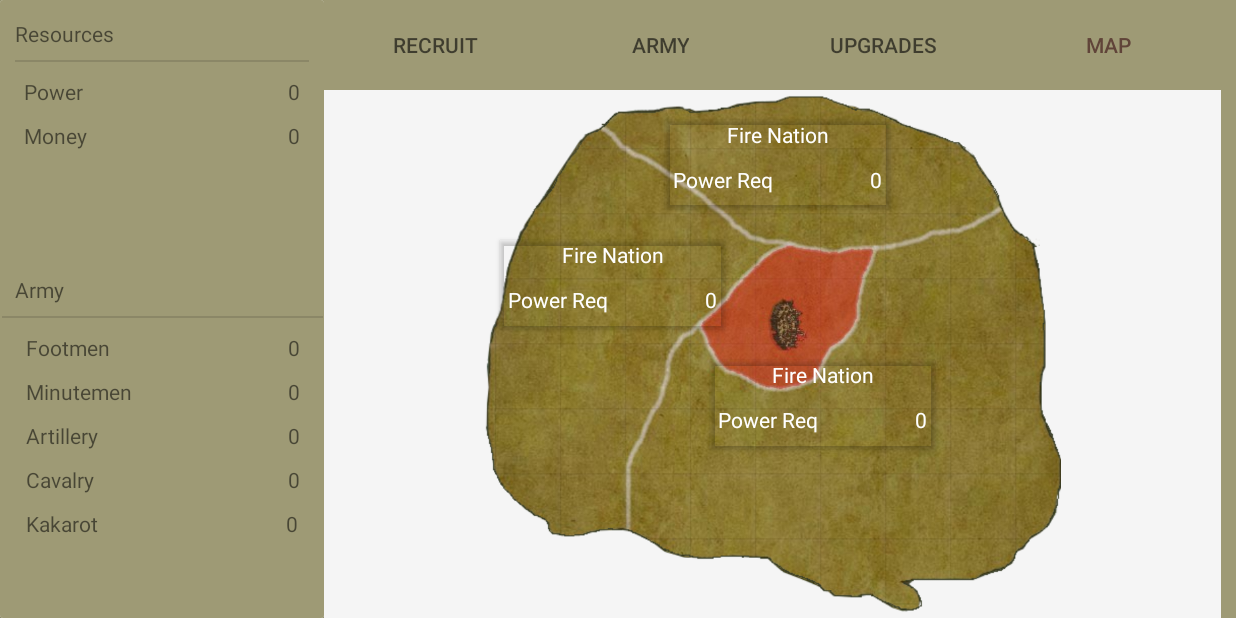
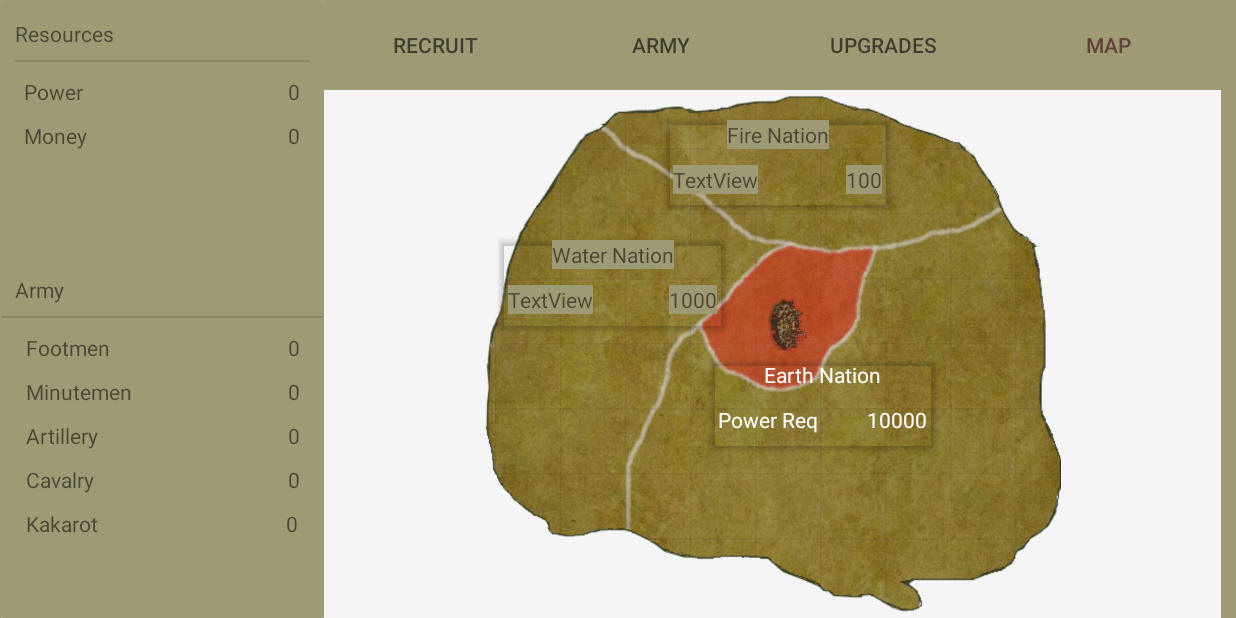
Before and after one commit to agjaeger/mobile-apps-final, an Android app: the screen it shows after launch (MainActivity), tab 4 chosen, on a phone screen of 824 x 412 dp (held sideways). Run offline under Robolectric (Android 15) with nearby library versions, the light colour scheme and no system bars; libraries missing offline, so code that uses them is left out: com.snappydb; 8 statements that could not run were skipped.

Commit message:
Map is now locked

```diff
--- a/idlegame/app/src/main/java/com/ualr/idlegame/MainActivity.java
+++ b/idlegame/app/src/main/java/com/ualr/idlegame/MainActivity.java
@@ -17,6 +17,7 @@
 import com.ualr.idlegame.fragments.TabFragmentPager;
 import com.ualr.idlegame.fragments.interfaces.TabFragment;
 import com.ualr.idlegame.fragments.tabs.ArmyTabFragment;
+import com.ualr.idlegame.fragments.tabs.MapTabFragment;
 import com.ualr.idlegame.fragments.tabs.RecruitTabFragment;
 import com.ualr.idlegame.fragments.tabs.UpgradesTabFragment;
 import com.ualr.idlegame.tasks.CounterTask;
@@ -162,6 +163,10 @@
                         viewModel.getResourceValue(getResources().getString(R.string.power_resource))
                 );
 
+                ((MapTabFragment) tabFragmentPager.getItem(3)).tryUnlockAll(
+                        viewModel.getResourceValue(getResources().getString(R.string.power_resource))
+                );
+
             }
         };
         bgResourceUpdateThread.executeOnExecutor(
--- a/idlegame/app/src/main/java/com/ualr/idlegame/fragments/tabs/MapTabFragment.java
+++ b/idlegame/app/src/main/java/com/ualr/idlegame/fragments/tabs/MapTabFragment.java
@@ -1,5 +1,7 @@
 package com.ualr.idlegame.fragments.tabs;
 
+import android.content.Context;
+import android.content.res.Resources;
 import android.graphics.Bitmap;
 import android.graphics.BitmapFactory;
 import android.graphics.Color;
@@ -13,6 +15,7 @@
 import android.widget.Button;
 import android.widget.ImageView;
 import android.widget.LinearLayout;
+import android.widget.TextView;
 
 import androidx.fragment.app.Fragment;
 import androidx.lifecycle.ViewModel;
@@ -22,23 +25,32 @@
 import com.ualr.idlegame.fragments.interfaces.TabFragment;
 import com.ualr.idlegame.viewmodel.AppDataViewModel;
 
+import java.util.HashMap;
+import java.util.Map;
+
 public class MapTabFragment extends Fragment implements TabFragment {
+    private Context context = null;
+    private Resources resources = null;
 
     private MapTabFragmentViewHolder viewHolder = null;
     private AppDataViewModel viewModel;
+
     private boolean mActive = false;
+
+    private Map<String, Boolean> unlockedNations = new HashMap<>();
+    private Map<String, Boolean> unlockableNations = new HashMap<>();
+
 
     @Override
     public View onCreateView(LayoutInflater inflater, ViewGroup container, Bundle savedInstanceState) {
+        context = getContext();
+        resources = context.getResources();
+
         View view =  inflater.inflate(R.layout.tab_map_fragment, container, false);
-
         viewModel = ViewModelProviders.of(getActivity()).get(AppDataViewModel.class);
-
         viewHolder = new MapTabFragmentViewHolder(view);
 
-
         return view;
-        //return inflater.inflate(R.layout.tab_map_fragment, container, false);
     }
 
     @Override
@@ -61,15 +73,51 @@
         mActive = false;
     }
 
-    public class MapTabFragmentViewHolder {
+    public void tryUnlockAll (int powerEarned) {
+        for (Map.Entry<String, NationCardViewHolder> nation : viewHolder.nations.entrySet()) {
+            unlockableNations.put(nation.getKey(), powerEarned > nation.getValue().cost);
+        }
+    }
+
+    private class NationCardViewHolder {
+        public TextView titleTextView;
+        public TextView powerValueTextView;
+
+        public int cost;
+
+        public NationCardViewHolder (String nationName, View view) {
+            int nationTitleId = resources.getIdentifier("nation_"+nationName+"_title", "id", context.getPackageName());
+            int nationPowerValueId = resources.getIdentifier("nation_"+nationName+"_power_value", "id", context.getPackageName());
+
+            cost =
+                resources.getInteger(resources.getIdentifier(
+                    "map_cost_"+nationName,
+                    "integer",
+                    context.getPackageName())
+                );
+
+            titleTextView = view.findViewById(nationTitleId);
+            powerValueTextView = view.findViewById(nationPowerValueId);
+
+            titleTextView.setText(
+                    resources.getString(resources.getIdentifier(
+                            "map_title_"+nationName,
+                            "string",
+                            context.getPackageName())
+                    )
+            );
+
+            powerValueTextView.setText("" + cost);
+        }
+    }
+
+    private class MapTabFragmentViewHolder {
         private ImageView imageView;
         private ImageView referenceImageView;
 
         private Bitmap reference;
 
-        private boolean unlockedNorth = false;
-        private boolean unlockedEast = false;
-        private boolean unlockedWest = false;
+        public Map<String, NationCardViewHolder> nations = new HashMap<>();
 
         public MapTabFragmentViewHolder(View view){
             imageView = view.findViewById(R.id.map);
@@ -78,21 +126,33 @@
 
             reference = ((BitmapDrawable) referenceImageView.getDrawable()).getBitmap();
 
+
+            String[] nationNames = resources.getStringArray(R.array.map_nations);
+            for (String nation : nationNames) {
+                NationCardViewHolder nc = new NationCardViewHolder(nation, view);
+                nations.put(nation, nc);
+
+                unlockableNations.put(nation, false);
+                unlockedNations.put(nation, false);
+            }
+
             imageView.setOnTouchListener(new View.OnTouchListener() {
                 @Override
                 public boolean onTouch(View v, MotionEvent event) {
+                    // get screen coordinates
                     int x = (int) event.getX();
                     int y = (int) event.getY();
                     float[] eventXY = new float[] {x, y};
 
-                    Matrix invertMatrix =
+                    // convert to image coordinates
+                    Matrix imageMatrix =
                     ((ImageView)imageView).getImageMatrix();
 
-                    invertMatrix.mapPoints(eventXY);
+                    imageMatrix.mapPoints(eventXY);
                     x = Integer.valueOf((int)eventXY[0]);
                     y = Integer.valueOf((int)eventXY[1]);
 
-
+                    // clamp just in case
                     if (x < 0) {
                         x = 0;
                     } else if (x > reference.getWidth()) {
@@ -105,28 +165,32 @@
                         y = reference.getHeight() - 1;
                     }
 
+                    // get pixel and color
                     int pixel = reference.getPixel(x, y);
 
                     int colorR = Color.red(pixel);
                     int colorG = Color.green(pixel);
                     int colorB = Color.blue(pixel);
 
-                    System.out.println("REF COLOR " + colorR + " " + colorG + " " + colorB);
-
-                    if (colorR > 200 && !unlockedNorth && !unlockedWest && !unlockedEast) {
-                        setImage(R.drawable.map2);
-                        unlockedNorth = true;
+                    // determine if we should unlock
+                    if (colorR > 200) {
+                        System.out.println("Clicked FIre Namtion");
+                        if (unlockableNations.get("fire") && !unlockedNations.get("fire") && !unlockedNations.get("water") && !unlockedNations.get("earth")) {
+                            setImage(R.drawable.map2);
+                            unlockedNations.put("fire", true);
+                        }
                     }
 
-                    if (colorB > 200 && unlockedNorth && !unlockedWest && !unlockedEast) {
+                    if (colorB > 200 && unlockableNations.get("water") && unlockedNations.get("fire") && !unlockedNations.get("water") && !unlockedNations.get("earth")) {
                         setImage(R.drawable.map3);
-                        unlockedWest = true;
+                        unlockedNations.put("water", true);
                     }
 
-                    if (colorG > 200 && unlockedNorth && unlockedWest && !unlockedEast) {
+                    if (colorG > 200 && unlockableNations.get("earth") && unlockedNations.get("fire") && unlockedNations.get("water") && !unlockedNations.get("earth")) {
                         setImage(R.drawable.map4);
-                        unlockedEast = true;
+                        unlockedNations.put("earth", true);
                     }
+
                     return false;
                 }
             });
--- a/idlegame/app/src/main/res/layout/tab_map_fragment.xml
+++ b/idlegame/app/src/main/res/layout/tab_map_fragment.xml
@@ -43,7 +43,7 @@
         app:srcCompat="@drawable/reference" />
 
     <androidx.cardview.widget.CardView
-        android:id="@+id/firenation_card"
+        android:id="@+id/nation_fire_card"
         android:layout_width="150dp"
         android:layout_height="wrap_content"
         android:layout_marginStart="120dp"
@@ -61,46 +61,44 @@
             android:background="#00FFFFFF">
 
             <TextView
-                android:id="@+id/textView4"
+                android:id="@+id/nation_fire_title"
                 android:layout_width="wrap_content"
                 android:layout_height="wrap_content"
-                android:background="#00FFFFFF"
-                android:text="Fire Nation"
-                android:textColor="#FFFFFF"
+                android:text="TextView"
                 app:layout_constraintEnd_toEndOf="parent"
                 app:layout_constraintStart_toStartOf="parent"
                 app:layout_constraintTop_toTopOf="parent" />
 
             <TextView
-                android:id="@+id/textView5"
-                android:layout_width="wrap_content"
-                android:layout_height="wrap_content"
-                android:layout_marginEnd="5dp"
-                android:background="#00FFFFFF"
-                android:text="0"
-                android:textColor="#FFFFFF"
-                app:layout_constraintEnd_toEndOf="parent"
-                app:layout_constraintTop_toTopOf="@+id/textView6" />
-
-            <TextView
-                android:id="@+id/textView6"
+                android:id="@+id/nation_fire_power_label"
                 android:layout_width="wrap_content"
                 android:layout_height="wrap_content"
                 android:layout_marginStart="5dp"
                 android:layout_marginTop="30dp"
                 android:layout_marginBottom="10dp"
-                android:background="#00FFFFFF"
-                android:text="Power Req"
-                android:textColor="#FFFFFF"
+                android:text="TextView"
                 app:layout_constraintBottom_toBottomOf="parent"
                 app:layout_constraintStart_toStartOf="parent"
-                app:layout_constraintTop_toTopOf="@+id/textView4" />
+                app:layout_constraintTop_toTopOf="parent" />
+
+            <TextView
+                android:id="@+id/nation_fire_power_value"
+                android:layout_width="wrap_content"
+                android:layout_height="wrap_content"
+                android:layout_marginTop="30dp"
+                android:layout_marginEnd="5dp"
+                android:layout_marginBottom="10dp"
+                android:text="TextView"
+                app:layout_constraintBottom_toBottomOf="parent"
+                app:layout_constraintEnd_toEndOf="parent"
+                app:layout_constraintTop_toTopOf="parent" />
+
         </androidx.constraintlayout.widget.ConstraintLayout>
 
     </androidx.cardview.widget.CardView>
 
     <androidx.cardview.widget.CardView
-        android:id="@+id/waternation_card"
+        android:id="@+id/nation_water_card"
         android:layout_width="150dp"
         android:layout_height="wrap_content"
         android:layout_marginStart="10dp"
@@ -118,46 +116,41 @@
             android:background="#00FFFFFF">
 
             <TextView
-                android:id="@+id/textView4"
+                android:id="@+id/nation_water_title"
                 android:layout_width="wrap_content"
                 android:layout_height="wrap_content"
-                android:background="#00FFFFFF"
-                android:text="Fire Nation"
-                android:textColor="#FFFFFF"
+                android:text="TextView"
                 app:layout_constraintEnd_toEndOf="parent"
-                app:layout_constraintStart_toStartOf="parent"
-                app:layout_constraintTop_toTopOf="parent" />
+                app:layout_constraintStart_toStartOf="parent" />
 
             <TextView
-                android:id="@+id/textView5"
-                android:layout_width="wrap_content"
-                android:layout_height="wrap_content"
-                android:layout_marginEnd="5dp"
-                android:background="#00FFFFFF"
-                android:text="0"
-                android:textColor="#FFFFFF"
-                app:layout_constraintEnd_toEndOf="parent"
-                app:layout_constraintTop_toTopOf="@+id/textView6" />
-
-            <TextView
-                android:id="@+id/textView6"
+                android:id="@+id/nation_water_power_label"
                 android:layout_width="wrap_content"
                 android:layout_height="wrap_content"
                 android:layout_marginStart="5dp"
                 android:layout_marginTop="30dp"
                 android:layout_marginBottom="10dp"
-                android:background="#00FFFFFF"
-                android:text="Power Req"
-                android:textColor="#FFFFFF"
+                android:text="TextView"
                 app:layout_constraintBottom_toBottomOf="parent"
                 app:layout_constraintStart_toStartOf="parent"
-                app:layout_constraintTop_toTopOf="@+id/textView4" />
+                app:layout_constraintTop_toTopOf="parent" />
+
+            <TextView
+                android:id="@+id/nation_water_power_value"
+                android:layout_width="wrap_content"
+                android:layout_height="wrap_content"
+                android:layout_marginTop="30dp"
+                android:layout_marginEnd="5dp"
+                android:text="TextView"
+                app:layout_constraintEnd_toEndOf="parent"
+                app:layout_constraintTop_toTopOf="parent" />
+
         </androidx.constraintlayout.widget.ConstraintLayout>
 
     </androidx.cardview.widget.CardView>
 
     <androidx.cardview.widget.CardView
-        android:id="@+id/earthnation_card"
+        android:id="@+id/nation_earth_card"
         android:layout_width="150dp"
         android:layout_height="wrap_content"
         android:layout_marginStart="150dp"
@@ -171,33 +164,22 @@
 
         <androidx.constraintlayout.widget.ConstraintLayout
             android:layout_width="match_parent"
-            android:layout_height="wrap_content"
+            android:layout_height="match_parent"
             android:background="#00FFFFFF">
 
             <TextView
-                android:id="@+id/textView4"
+                android:id="@+id/nation_earth_title"
                 android:layout_width="wrap_content"
                 android:layout_height="wrap_content"
                 android:background="#00FFFFFF"
-                android:text="Fire Nation"
+                android:text="TextView"
                 android:textColor="#FFFFFF"
                 app:layout_constraintEnd_toEndOf="parent"
                 app:layout_constraintStart_toStartOf="parent"
                 app:layout_constraintTop_toTopOf="parent" />
 
             <TextView
-                android:id="@+id/textView5"
-                android:layout_width="wrap_content"
-                android:layout_height="wrap_content"
-                android:layout_marginEnd="5dp"
-                android:background="#00FFFFFF"
-                android:text="0"
-                android:textColor="#FFFFFF"
-                app:layout_constraintEnd_toEndOf="parent"
-                app:layout_constraintTop_toTopOf="@+id/textView6" />
-
-            <TextView
-                android:id="@+id/textView6"
+                android:id="@+id/nation_earth_power_label"
                 android:layout_width="wrap_content"
                 android:layout_height="wrap_content"
                 android:layout_marginStart="5dp"
@@ -208,7 +190,19 @@
                 android:textColor="#FFFFFF"
                 app:layout_constraintBottom_toBottomOf="parent"
                 app:layout_constraintStart_toStartOf="parent"
-                app:layout_constraintTop_toTopOf="@+id/textView4" />
+                app:layout_constraintTop_toTopOf="parent" />
+
+            <TextView
+                android:id="@+id/nation_earth_power_value"
+                android:layout_width="wrap_content"
+                android:layout_height="wrap_content"
+                android:layout_marginTop="30dp"
+                android:layout_marginEnd="5dp"
+                android:background="#00FFFFFF"
+                android:text="0"
+                android:textColor="#FFFFFF"
+                app:layout_constraintEnd_toEndOf="parent"
+                app:layout_constraintTop_toTopOf="parent" />
         </androidx.constraintlayout.widget.ConstraintLayout>
 
     </androidx.cardview.widget.CardView>
--- a/idlegame/app/src/main/res/values/appdata.xml
+++ b/idlegame/app/src/main/res/values/appdata.xml
@@ -124,6 +124,9 @@
     </string-array>
 
 
+
+
+
     <integer name="upgrades_num_rows">2</integer>
     <integer name="upgrades_header_left_idx">0</integer>
     <integer name="upgrades_header_center_idx">1</integer>
@@ -142,6 +145,25 @@
         <item>100000</item>
         <item>Better Shovels</item>
     </string-array>
+
+
+    <string-array name="map_nations">
+        <item>fire</item>
+        <item>water</item>
+        <item>earth</item>
+    </string-array>
+
+    <string name="map_title_fire">Fire Nation</string>
+    <string name="map_title_water">Water Nation</string>
+    <string name="map_title_earth">Earth Nation</string>
+
+    <integer name="map_cost_fire">100</integer>
+    <integer name="map_cost_water">1000</integer>
+    <integer name="map_cost_earth">10000</integer>
+
+    <string name="map_reference_color_channel_fire">R</string>
+    <string name="map_reference_color_channel_water">B</string>
+    <string name="map_reference_color_channel_earth">G</string>
 
     <!-- ==================================================  -->
     <!--                RAW STRINGS                          -->
```
